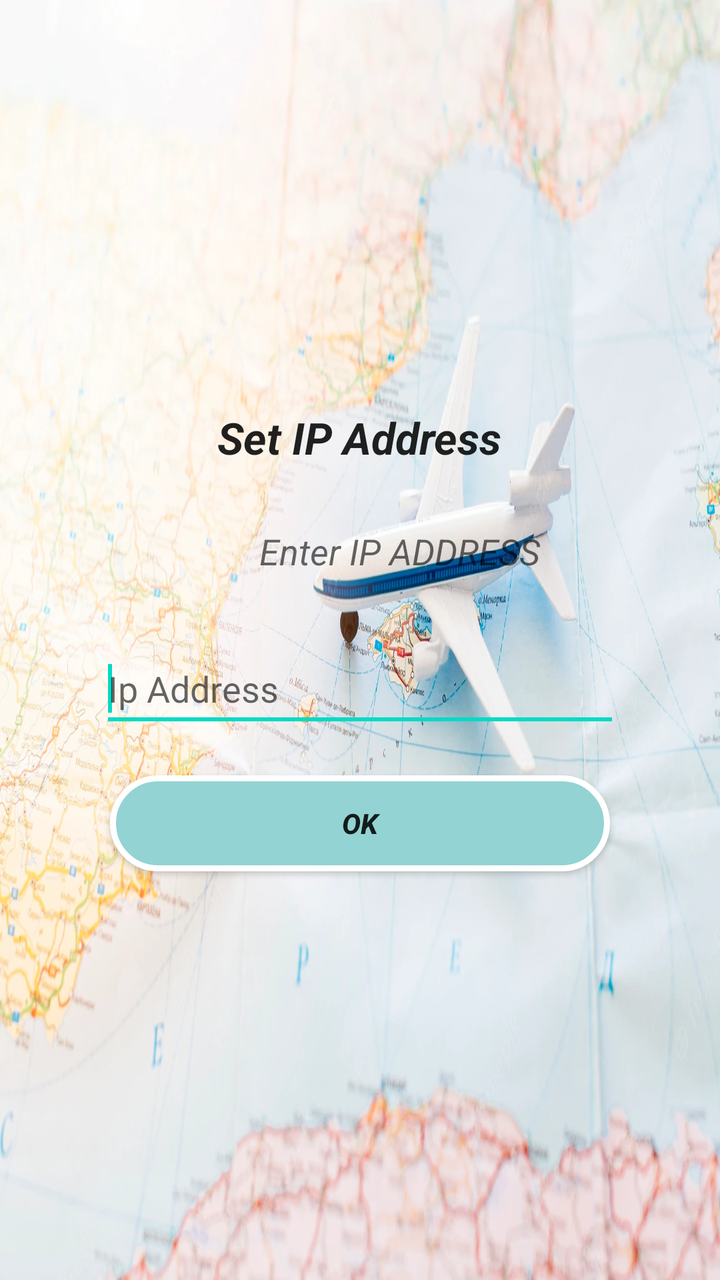
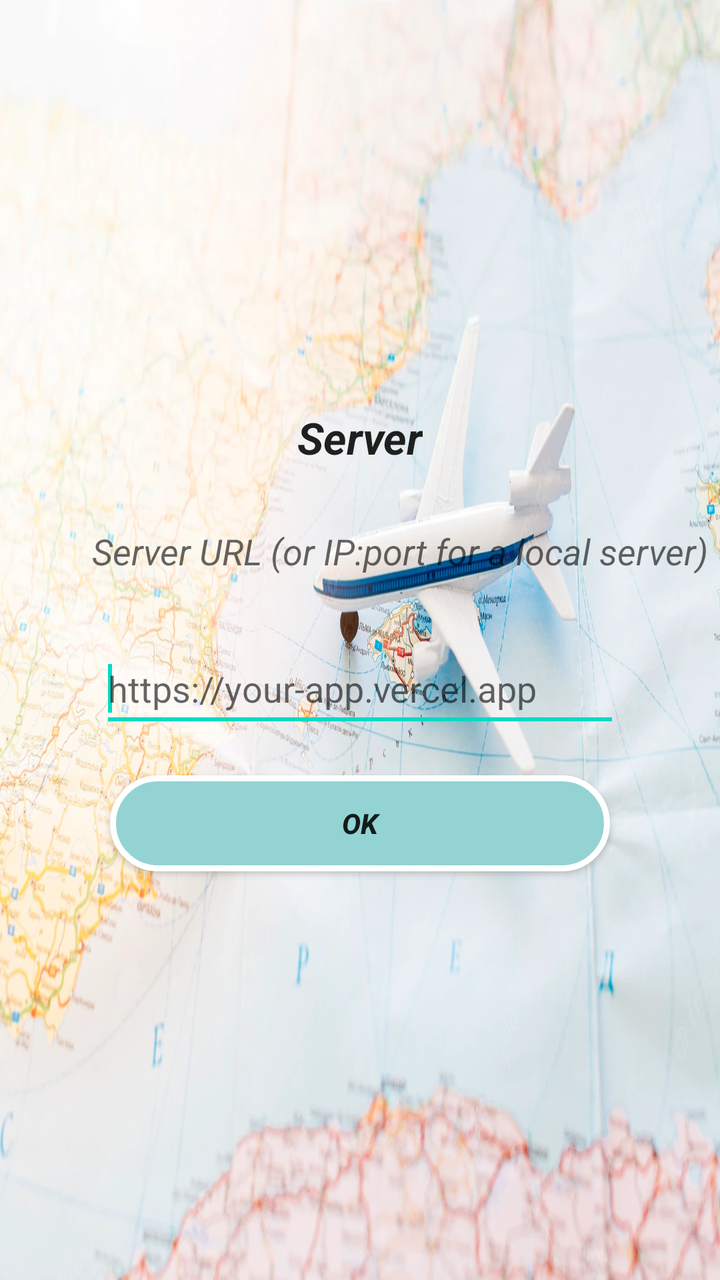

Compare the two renders of this Android layout. The source of the first and the diff that turns it into the second are given below.
<!-- AndroidManifest.xml: application theme Theme.Tour_planner -->
<!-- res/layout/activity_ipsettings.xml -->
<?xml version="1.0" encoding="utf-8"?>
<LinearLayout xmlns:android="http://schemas.android.com/apk/res/android"
    xmlns:app="http://schemas.android.com/apk/res-auto"
    xmlns:tools="http://schemas.android.com/tools"
    android:layout_width="match_parent"
    android:orientation="vertical"
    android:gravity="center"
    android:background="@drawable/tv"
    android:layout_height="match_parent"
    tools:context=".Ipsettings">
    <TextView
        android:id="@+id/textView1"
        android:layout_width="wrap_content"
        android:layout_height="wrap_content"
        android:text="Set IP Address"

        android:textStyle="bold|italic"
        android:layout_gravity="center"
        android:textAppearance="?android:attr/textAppearanceLarge" />

    <TextView
        android:id="@+id/textView2"
        android:layout_width="wrap_content"
        android:layout_marginLeft="20dp"
        android:layout_height="wrap_content"
        android:layout_marginTop="30dp"
        android:text="Enter IP ADDRESS"
        android:textStyle="italic"
        android:textAppearance="?android:attr/textAppearanceMedium" />

    <EditText
        android:id="@+id/editText1"
        android:layout_width="match_parent"
        android:layout_height="50dp"

        android:hint="Ip Address"

        android:layout_marginRight="50dp"
        android:layout_marginLeft="50dp"
        android:layout_marginTop="30dp"
        android:ems="10" >

        <requestFocus />
    </EditText>

    <androidx.appcompat.widget.AppCompatButton
        android:id="@+id/btip"
        android:layout_width="250dp"
        android:layout_height="wrap_content"
        android:layout_marginTop="20dp"
        android:background="@drawable/button"

        android:textStyle="bold|italic"
        android:layout_gravity="center"
        android:text="OK" />


</LinearLayout>
<!-- resources referenced by this layout -->
<resources>
  <!-- drawable button (drawable) -->
  <?xml version="1.0" encoding="utf-8"?>
  
  <shape xmlns:android="http://schemas.android.com/apk/res/android">
      <solid android:color="#94D3D3"/>
  
  
      <corners android:radius="50dp" />
      <stroke android:color="#fff" android:width="3dp" />
      <padding android:left="0dp" android:top="0dp" android:right="0dp" android:bottom="0dp" />
  </shape>
  <!-- drawable tv: jpg bitmap (drawable, 201330 bytes) -->
  <style name="Theme.Tour_planner" parent="Theme.MaterialComponents.DayNight.NoActionBar">
          
          <item name="colorPrimary">@color/purple_500</item>
          <item name="colorPrimaryVariant">@color/purple_700</item>
          <item name="colorOnPrimary">@color/white</item>
          
          <item name="colorSecondary">@color/teal_200</item>
          <item name="colorSecondaryVariant">@color/teal_700</item>
          <item name="colorOnSecondary">@color/black</item>
          
          <item name="android:statusBarColor">?attr/colorPrimaryVariant</item>
          
      </style>
  <color name="purple_500">#FF6200EE</color>
  <color name="purple_700">#FF3700B3</color>
  <color name="white">#FFFFFFFF</color>
  <color name="teal_200">#FF03DAC5</color>
  <color name="teal_700">#FF018786</color>
  <color name="black">#FF000000</color>
</resources>

<!-- the commit's change to res/layout/activity_ipsettings.xml (unified diff, before → after) -->
@@ -12,7 +12,7 @@
         android:id="@+id/textView1"
         android:layout_width="wrap_content"
         android:layout_height="wrap_content"
-        android:text="Set IP Address"
+        android:text="Server"
 
         android:textStyle="bold|italic"
         android:layout_gravity="center"
@@ -24,7 +24,7 @@
         android:layout_marginLeft="20dp"
         android:layout_height="wrap_content"
         android:layout_marginTop="30dp"
-        android:text="Enter IP ADDRESS"
+        android:text="Server URL (or IP:port for a local server)"
         android:textStyle="italic"
         android:textAppearance="?android:attr/textAppearanceMedium" />
 
@@ -33,7 +33,7 @@
         android:layout_width="match_parent"
         android:layout_height="50dp"
 
-        android:hint="Ip Address"
+        android:hint="https://your-app.vercel.app"
 
         android:layout_marginRight="50dp"
         android:layout_marginLeft="50dp"
